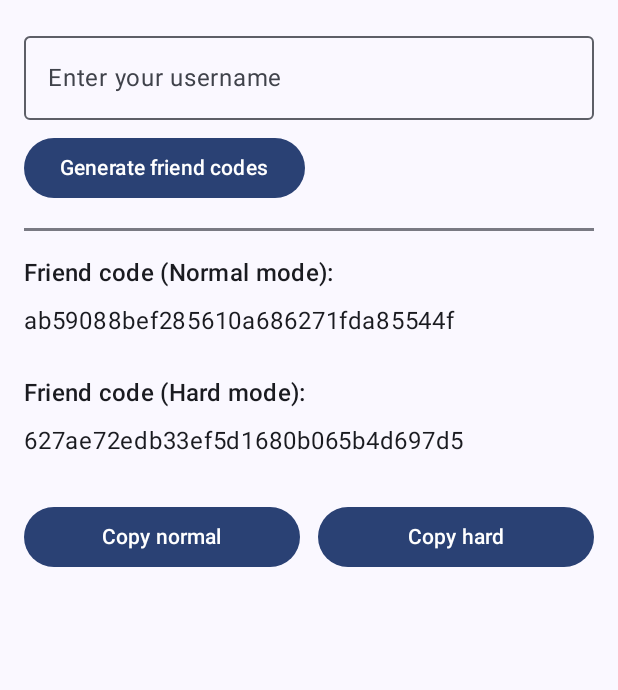
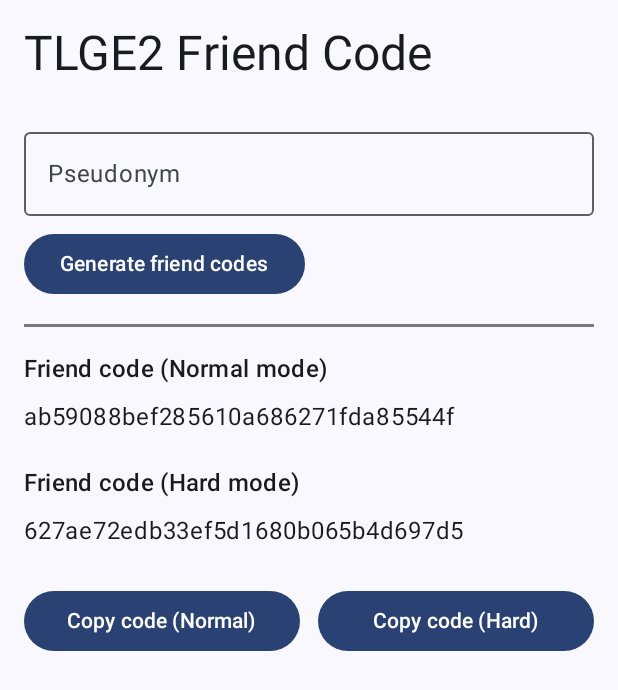
Before and after one commit to MarioSwitch/TLGE2FriendCode, an Android app built with Jetpack Compose: the screen it shows after launch (MainActivity), after a tap on "Generate friend codes", on a phone screen of 412 x 824 dp. Shown: the top 690 px of the screen. Run offline under Robolectric (Android 15) with nearby library versions, the phone set to English and light mode, and no system bars.

Commit message:
Finished Kotlin

```diff
--- a/app/src/main/java/fr/marioswitch/tlge2friendcode/MainActivity.kt
+++ b/app/src/main/java/fr/marioswitch/tlge2friendcode/MainActivity.kt
@@ -5,10 +5,13 @@ import androidx.activity.ComponentActivity
 import androidx.activity.compose.setContent
 import androidx.activity.enableEdgeToEdge
 import androidx.compose.foundation.layout.*
+import androidx.compose.material.icons.Icons
+import androidx.compose.material.icons.filled.Close
 import androidx.compose.material3.*
 import androidx.compose.runtime.*
 import androidx.compose.ui.Modifier
 import androidx.compose.ui.platform.LocalClipboardManager
+import androidx.compose.ui.res.stringResource
 import androidx.compose.ui.text.AnnotatedString
 import androidx.compose.ui.text.input.TextFieldValue
 import androidx.compose.ui.tooling.preview.Preview
@@ -43,35 +46,54 @@ fun MainScreen(modifier: Modifier = Modifier) {
             .fillMaxSize(),
         verticalArrangement = Arrangement.spacedBy(8.dp)
     ) {
+        // Display the app name from resources
+        Text(
+            text = stringResource(id = R.string.app_name),
+            style = MaterialTheme.typography.headlineLarge,
+            modifier = Modifier.padding(bottom = 16.dp)
+        )
+
+        // Input field for the username
         OutlinedTextField(
             value = username,
             onValueChange = { username = it },
-            label = { Text("Enter your username") },
-            modifier = Modifier.fillMaxWidth()
+            label = { Text(stringResource(id = R.string.pseudonym)) },
+            modifier = Modifier.fillMaxWidth(),
+            trailingIcon = {
+                // Display the clear icon if the username is not empty
+                if (username.text.isNotEmpty()) {
+                    IconButton(onClick = { username = TextFieldValue("") }) {
+                        Icon(imageVector = Icons.Default.Close, contentDescription = "Clear text")
+                    }
+                }
+            }
         )
 
+        // Button to generate the codes
         Button(onClick = {
             val normalized = normalizeUsername(username.text)
             friendCodeNormal = md5("${normalized}_pantoufle")
             friendCodeHard = md5("${normalized}_choucroute")
         }) {
-            Text("Generate friend codes")
+            Text(stringResource(id = R.string.generate_codes))
         }
 
+        // Conditional divider
         if (friendCodeNormal.isNotEmpty() || friendCodeHard.isNotEmpty()) {
             HorizontalDivider(modifier = Modifier.padding(vertical = 8.dp), thickness = 2.dp)
         }
 
+        // Display the friend codes and buttons
         if (friendCodeNormal.isNotEmpty() && friendCodeHard.isNotEmpty()) {
-            Text("Friend code (Normal mode):", style = MaterialTheme.typography.titleMedium)
+            Text(stringResource(id = R.string.friend_code_normal), style = MaterialTheme.typography.titleMedium)
             Text(friendCodeNormal)
 
-            Spacer(modifier = Modifier.height(8.dp))
+            Spacer(modifier = Modifier.height(4.dp))
 
-            Text("Friend code (Hard mode):", style = MaterialTheme.typography.titleMedium)
+            Text(stringResource(id = R.string.friend_code_hard), style = MaterialTheme.typography.titleMedium)
             Text(friendCodeHard)
 
-            Spacer(modifier = Modifier.height(12.dp))
+            Spacer(modifier = Modifier.height(8.dp))
 
             Row(
                 horizontalArrangement = Arrangement.spacedBy(12.dp),
@@ -83,7 +105,7 @@ fun MainScreen(modifier: Modifier = Modifier) {
                     },
                     modifier = Modifier.weight(1f)
                 ) {
-                    Text("Copy normal")
+                    Text(stringResource(id = R.string.copy_normal))
                 }
 
                 Button(
@@ -92,21 +114,20 @@ fun MainScreen(modifier: Modifier = Modifier) {
                     },
                     modifier = Modifier.weight(1f)
                 ) {
-                    Text("Copy hard")
+                    Text(stringResource(id = R.string.copy_hard))
                 }
             }
         }
     }
 }
 
-// Normalize the username: lowercase, remove non-alphanumerics
+// Utility functions
 fun normalizeUsername(input: String): String {
     return input
         .lowercase()
         .filter { it.isLetterOrDigit() }
 }
 
-// Generate MD5 hash
 fun md5(input: String): String {
     val bytes = MessageDigest.getInstance("MD5").digest(input.toByteArray())
     return bytes.joinToString("") { "%02x".format(it) }
--- a/app/src/main/res/values/strings.xml
+++ b/app/src/main/res/values/strings.xml
@@ -1,3 +1,9 @@
 <resources>
     <string name="app_name">TLGE2 Friend Code</string>
+    <string name="pseudonym">Pseudonym</string>
+    <string name="generate_codes">Generate friend codes</string>
+    <string name="friend_code_normal">Friend code (Normal mode)</string>
+    <string name="friend_code_hard">Friend code (Hard mode)</string>
+    <string name="copy_normal">Copy code (Normal)</string>
+    <string name="copy_hard">Copy code (Hard)</string>
 </resources>
--- a/gradle/libs.versions.toml
+++ b/gradle/libs.versions.toml
@@ -1,13 +1,13 @@
 [versions]
-agp = "8.8.0"
+agp = "8.8.2"
 kotlin = "2.0.0"
 coreKtx = "1.16.0"
 junit = "4.13.2"
 junitVersion = "1.2.1"
 espressoCore = "3.6.1"
 lifecycleRuntimeKtx = "2.8.7"
-activityCompose = "1.10.0"
-composeBom = "2024.04.01"
+activityCompose = "1.10.1"
+composeBom = "2025.04.01"
 
 [libraries]
 androidx-core-ktx = { group = "androidx.core", name = "core-ktx", version.ref = "coreKtx" }
```
Also changed, not shown: 1 other file.
